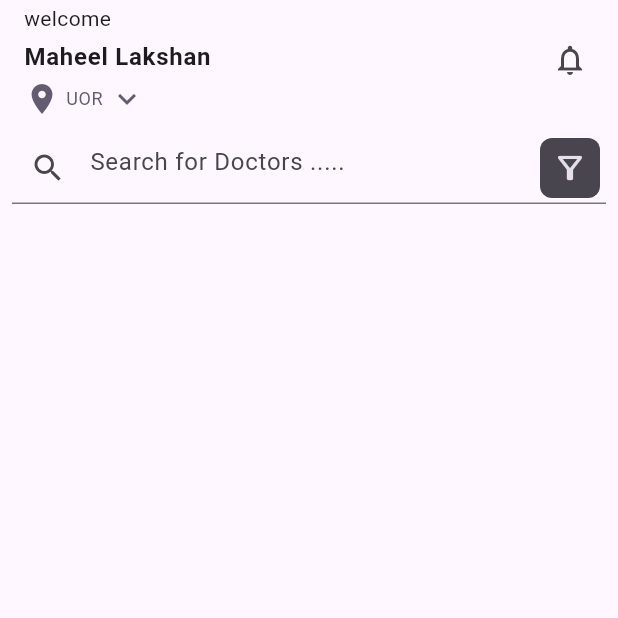
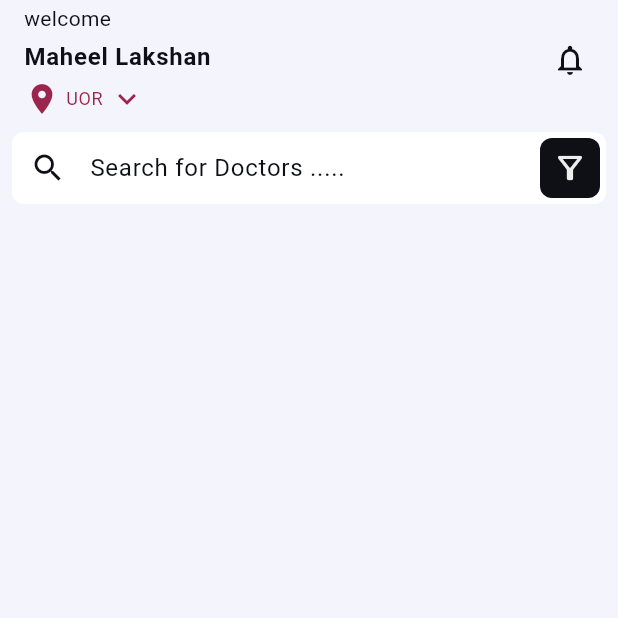
Before and after one commit to MaheelLakshan/Doctor_Booking_App, a Flutter app: the screen it shows after launch, on a phone screen of 412 x 824 dp, the top half of it. Run offline on Flutter 3.47's test engine with Material 3 defaults, Android fonts, the phone set to English and light mode, and no system bars; our stand-ins replace google_fonts.

Commit message:
custom theme was developed

```diff
--- a/lib/main.dart
+++ b/lib/main.dart
@@ -1,4 +1,5 @@
 import 'package:doctor_booking_app/screens/home_screen.dart';
+import 'package:doctor_booking_app/shared/theme/app_theme.dart';
 import 'package:flutter/material.dart';
 
 void main() {
@@ -13,10 +14,7 @@ class MyApp extends StatelessWidget {
   Widget build(BuildContext context) {
     return MaterialApp(
       title: 'Flutter Demo',
-      theme: ThemeData(
-        colorScheme: ColorScheme.fromSeed(seedColor: Colors.deepPurple),
-        useMaterial3: true,
-      ),
+      theme: const AppTheme().themeData,
       home: const HomeScreen(),
     );
   }
--- /dev/null
+++ b/lib/shared/theme/app_theme.dart
@@ -0,0 +1,97 @@
+import 'package:flutter/material.dart';
+import 'package:google_fonts/google_fonts.dart';
+
+class AppTheme {
+  const AppTheme();
+
+  ThemeData get themeData {
+    return ThemeData(
+      useMaterial3: true,
+      colorScheme: _colorScheme,
+      textTheme: _textTheme,
+      inputDecorationTheme: _inputDecorationTheme,
+      filledButtonTheme: _filledButtonTheme,
+    );
+  }
+
+  static ColorScheme get _colorScheme {
+    return const ColorScheme(
+      brightness: Brightness.light,
+      primary: Color(0xff909cdf),
+      onPrimary: Color(0xffFFFFFF),
+      secondary: Color(0xff9c254d),
+      onSecondary: Color(0xffffffff),
+      onSecondaryContainer: Color(0xffdfa3b7),
+      tertiary: Color(0xffb6c2ff),
+      tertiaryContainer: Color(0xffffffff),
+      errorContainer: Color(0xfffcd8df),
+      onErrorContainer: Color(0xff000000),
+      surfaceVariant: Color(0xffeeeeee),
+      outline: Color(0xff737373),
+      outlineVariant: Color(0xffbfbfbf),
+      inverseSurface: Color(0xff121212),
+      surfaceTint: Color(0xff909cdf),
+      error: Color(0xFF5e162e),
+      onError: Color(0xFFf5e9ed),
+      background: Color(0xFFFFFFFF),
+      onBackground: Color(0xff000000),
+      surface: Color(0xFFf4f5fc),
+      onSurface: Color(0xFF0e1016),
+    );
+  }
+
+  static TextTheme get _textTheme {
+    const textTheme = TextTheme();
+
+    final bodyFont = GoogleFonts.ibmPlexSansTextTheme(textTheme);
+    final headingFont = GoogleFonts.syneMonoTextTheme(textTheme);
+
+    return bodyFont.copyWith(
+      displayLarge: headingFont.displayLarge,
+      displayMedium: headingFont.displayMedium,
+      displaySmall: headingFont.displaySmall,
+      headlineLarge: headingFont.headlineLarge,
+      headlineMedium: headingFont.headlineMedium,
+      headlineSmall: headingFont.headlineSmall,
+      bodyLarge: bodyFont.bodyLarge,
+      bodyMedium: bodyFont.bodyMedium,
+      bodySmall: bodyFont.bodySmall,
+    );
+  }
+
+  static InputDecorationTheme get _inputDecorationTheme {
+    return InputDecorationTheme(
+      filled: true,
+      fillColor: _colorScheme.background,
+      border: InputBorder.none,
+      contentPadding: const EdgeInsets.symmetric(horizontal: 12, vertical: 12),
+      enabledBorder: _enabledBorder,
+      focusedBorder: _focusedBorder,
+      disabledBorder: _disableBorder,
+    );
+  }
+
+  static FilledButtonThemeData get _filledButtonTheme {
+    return FilledButtonThemeData(
+      style: FilledButton.styleFrom(
+          foregroundColor: Colors.white,
+          shape:
+              RoundedRectangleBorder(borderRadius: BorderRadius.circular(8))),
+    );
+  }
+
+  static InputBorder get _enabledBorder => OutlineInputBorder(
+        borderRadius: BorderRadius.circular(8),
+        borderSide: const BorderSide(color: Colors.transparent),
+      );
+
+  static InputBorder get _focusedBorder => OutlineInputBorder(
+        borderRadius: BorderRadius.circular(8),
+        borderSide: BorderSide.none,
+      );
+
+  static InputBorder get _disableBorder => OutlineInputBorder(
+        borderRadius: BorderRadius.circular(8),
+        borderSide: BorderSide(color: Colors.grey.withOpacity(0.2)),
+      );
+}
--- a/pubspec.yaml
+++ b/pubspec.yaml
@@ -14,7 +14,7 @@ dependencies:
 
   cupertino_icons: ^1.0.6
   flutter_launcher_icons:
-
+  google_fonts:
 
 dev_dependencies:
   flutter_test:
```
Also changed, not shown: pubspec.lock, 1 other file.
